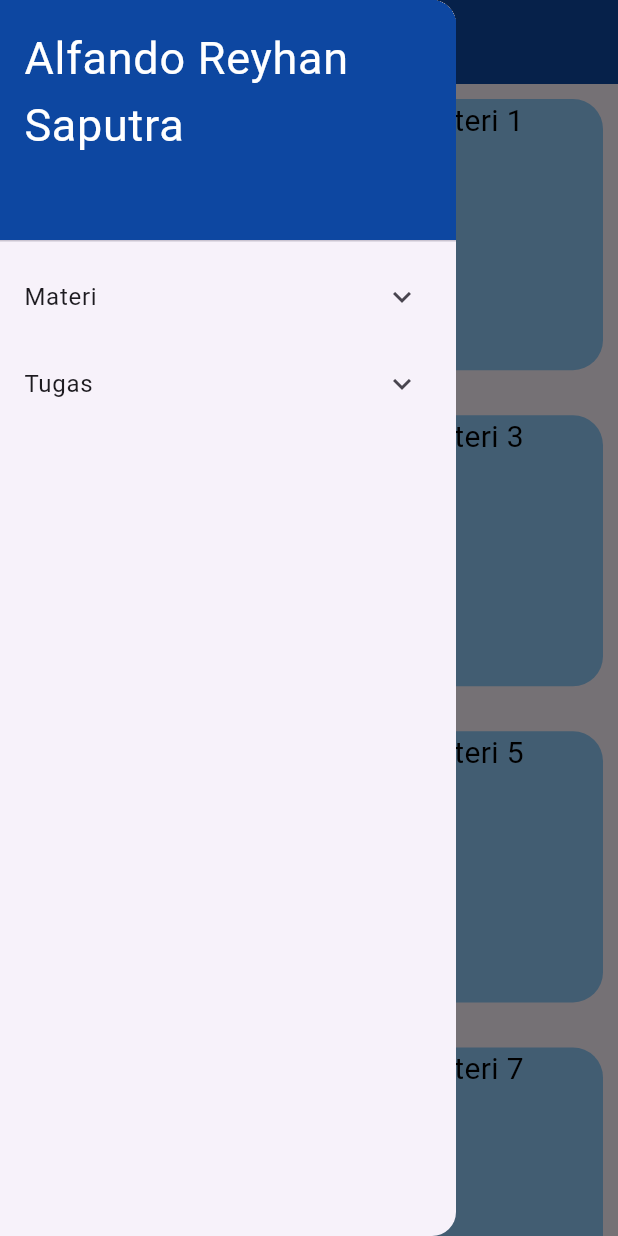
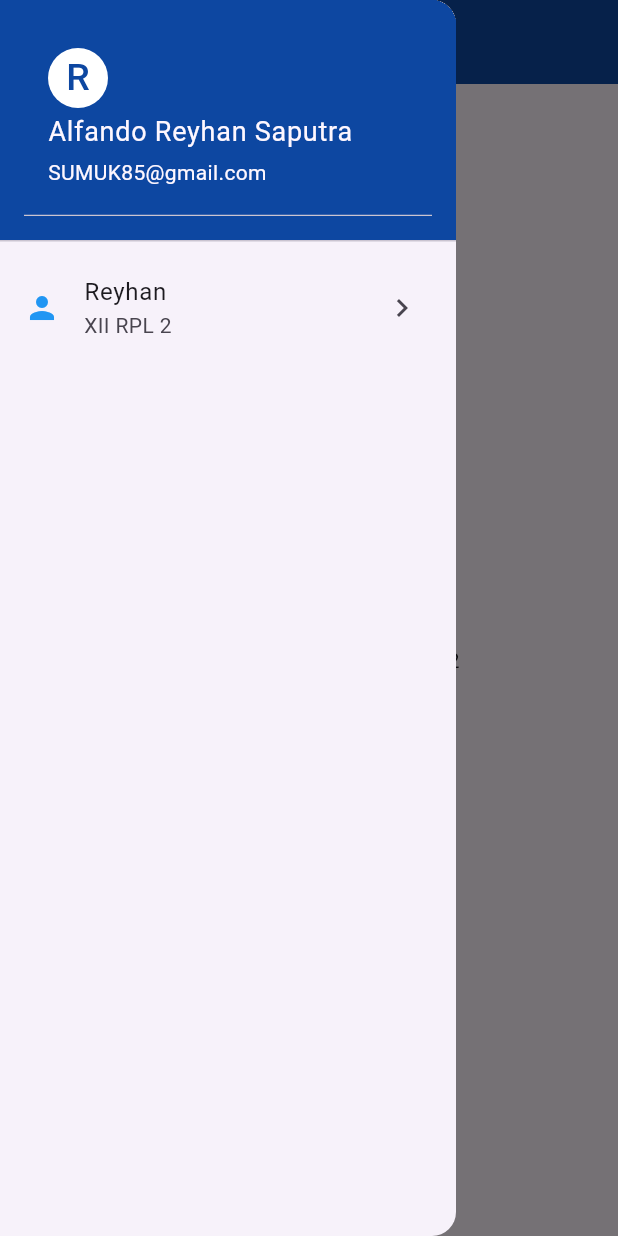
Before and after one commit to ReyyHan-21/Grouping-Nav-Drawer, a Flutter app: the screen it shows after launch, with the side drawer open, on a phone screen of 412 x 824 dp. Run offline on Flutter 3.47's test engine with Material 3 defaults, Android fonts, the phone set to English and light mode, and no system bars.

Commit message:
second_commit

```diff
--- a/lib/drawer.dart
+++ b/lib/drawer.dart
@@ -5,6 +5,7 @@ import 'package:flutter/material.dart';
 class MyHomePage extends StatelessWidget {
   const MyHomePage({super.key, required this.title});
   final String title;
+
 
   @override
   Widget build(BuildContext context) {
@@ -20,31 +21,36 @@ class MyHomePage extends StatelessWidget {
           foregroundColor: Colors.white, //for universal colors
         ),
         drawer: buildGroupDrawer(context),
-      body: GridView.count(
-          crossAxisCount: 2,
-          crossAxisSpacing: 10.5,
-          mainAxisSpacing: 10.0,
-          shrinkWrap: true,
-          children: List.generate(10, (index) {
-            return Padding(
-                padding: const EdgeInsets.all(10.0),
-                child: Container(
-                  height: 5.0,
-                  decoration: BoxDecoration(
-                    borderRadius: BorderRadius.circular(20.0),
-                    color: Colors.blue[200],
-                  ),
+        body:
+            // GridView.count(
+            //     crossAxisCount: 2,
+            //     crossAxisSpacing: 10.5,
+            //     mainAxisSpacing: 10.0,
+            //     shrinkWrap: true,
+            //     children: List.generate(10, (index) {
+            //       return Padding(
+            //           padding: const EdgeInsets.all(10.0),
+            //           child: Container(
+            //             height: 5.0,
+            //             decoration: BoxDecoration(
+            //               borderRadius: BorderRadius.circular(20.0),
+            //               color: Colors.blue[200],
+            //             ),
+            //             child: Text(
+            //               'Materi $index',
+            //               textAlign: TextAlign.center,
+            //               style: const TextStyle(
+            //                 color: Colors.black,
+            //                 fontSize: 20.0,
+            //               ),
+            //             ),
+            //           ));
+            //     })),
+            Center(
           child: Text(
-                    'Materi $index',
-                    textAlign: TextAlign.center,
-                    style: const TextStyle(
-                      color: Colors.black,
-                      fontSize: 20.0,
-                    ),
+            'Pemrograman Mobile $title',
           ),
         ));
-          })),
-    );
   }
 
   Drawer buildGroupDrawer(context) {
@@ -55,84 +61,120 @@ class MyHomePage extends StatelessWidget {
             decoration: BoxDecoration(
               color: Colors.blue[900],
             ),
-            child: const Text(
+            child: UserAccountsDrawerHeader(
+              decoration: BoxDecoration(
+                color: Colors.blue[900],
+              ),
+              accountName: Text(
                 'Alfando Reyhan Saputra',
                 style: TextStyle(
-                color: Colors.white,
-                fontSize: 30.0,
+                  fontSize: 18.0,
+                ),
+              ),
+              accountEmail: Text(
+                'SUMUK85@gmail.com',
+              ),
+              currentAccountPictureSize: Size.square(40.0),
+              currentAccountPicture: CircleAvatar(
+                backgroundColor: Colors.white,
+                child: Text(
+                  'R',
+                  style: TextStyle(
+                    fontSize: 25.0,
+                    color: Colors.blue[900],
                   ),
                 ),
               ),
-          ExpansionTile(
-            title: const Text('Materi'),
-            children: <Widget>[
-              ListTile(
-                title: Text('Materi 1'),
-                onTap: () {
-                  Navigator.pop(context);
-                },
+            ),
+            // child: const Text(
+            //   'Alfando Reyhan Saputra',
+            //   style: TextStyle(
+            //     color: Colors.white,
+            //     fontSize: 30.0,
+            //   ),
+            // ),
           ),
           ListTile(
-                title: Text('Materi 2'),
-                onTap: () {
-                  Navigator.pop(context);
-                },
+            leading: Icon(
+              Icons.person,
+              color: Colors.blue,
             ),
-              ListTile(
-                title: Text('Materi 3'),
-                onTap: () {
-                  Navigator.pop(context);
-                },
+            title: Text('Reyhan'),
+            subtitle: Text('XII RPL 2'),
+            trailing: Icon(
+              Icons.chevron_right,
             ),
-              ListTile(
-                title: Text('Materi 4'),
-                onTap: () {
-                  Navigator.pop(context);
-                },
-              ),
-              ListTile(
-                title: Text('Materi 5'),
-                onTap: () {
-                  Navigator.pop(context);
-                },
-              ),
-            ],
-          ),
-          ExpansionTile(
-            title: const Text('Tugas'),
-            children: <Widget>[
-              ListTile(
-                title: Text('Tugas 1'),
-                onTap: () {
-                  Navigator.pop(context);
-                },
-              ),
-              ListTile(
-                title: Text('Tugas 2'),
-                onTap: () {
-                  Navigator.pop(context);
-                },
-              ),
-              ListTile(
-                title: Text('Tugas 3'),
-                onTap: () {
-                  Navigator.pop(context);
-                },
-              ),
-              ListTile(
-                title: Text('Tugas 4'),
-                onTap: () {
-                  Navigator.pop(context);
-                },
-              ),
-              ListTile(
-                title: Text('Tugas 5'),
-                onTap: () {
-                  Navigator.pop(context);
-                },
-              ),
-            ],
           )
+          // ExpansionTile(
+          //   title: const Text('Materi'),
+          //   children: <Widget>[
+          //     ListTile(
+          //       title: Text('Materi 1'),
+          //       onTap: () {
+          //         Navigator.pop(context);
+          //       },
+          //     ),
+          //     ListTile(
+          //       title: Text('Materi 2'),
+          //       onTap: () {
+          //         Navigator.pop(context);
+          //       },
+          //     ),
+          //     ListTile(
+          //       title: Text('Materi 3'),
+          //       onTap: () {
+          //         Navigator.pop(context);
+          //       },
+          //     ),
+          //     ListTile(
+          //       title: Text('Materi 4'),
+          //       onTap: () {
+          //         Navigator.pop(context);
+          //       },
+          //     ),
+          //     ListTile(
+          //       title: Text('Materi 5'),
+          //       onTap: () {
+          //         Navigator.pop(context);
+          //       },
+          //     ),
+          //   ],
+          // ),
+          // ExpansionTile(
+          //   title: const Text('Tugas'),
+          //   children: <Widget>[
+          //     ListTile(
+          //       title: Text('Tugas 1'),
+          //       onTap: () {
+          //         Navigator.pop(context);
+          //       },
+          //     ),
+          //     ListTile(
+          //       title: Text('Tugas 2'),
+          //       onTap: () {
+          //         Navigator.pop(context);
+          //       },
+          //     ),
+          //     ListTile(
+          //       title: Text('Tugas 3'),
+          //       onTap: () {
+          //         Navigator.pop(context);
+          //       },
+          //     ),
+          //     ListTile(
+          //       title: Text('Tugas 4'),
+          //       onTap: () {
+          //         Navigator.pop(context);
+          //       },
+          //     ),
+          //     ListTile(
+          //       title: Text('Tugas 5'),
+          //       onTap: () {
+          //         Navigator.pop(context);
+          //       },
+          //     ),
+          //   ],
+          // )
         ],
       ),
     );
```
Also changed, not shown: 1 other file. Lines whose indentation alone changed are shown as unchanged.
